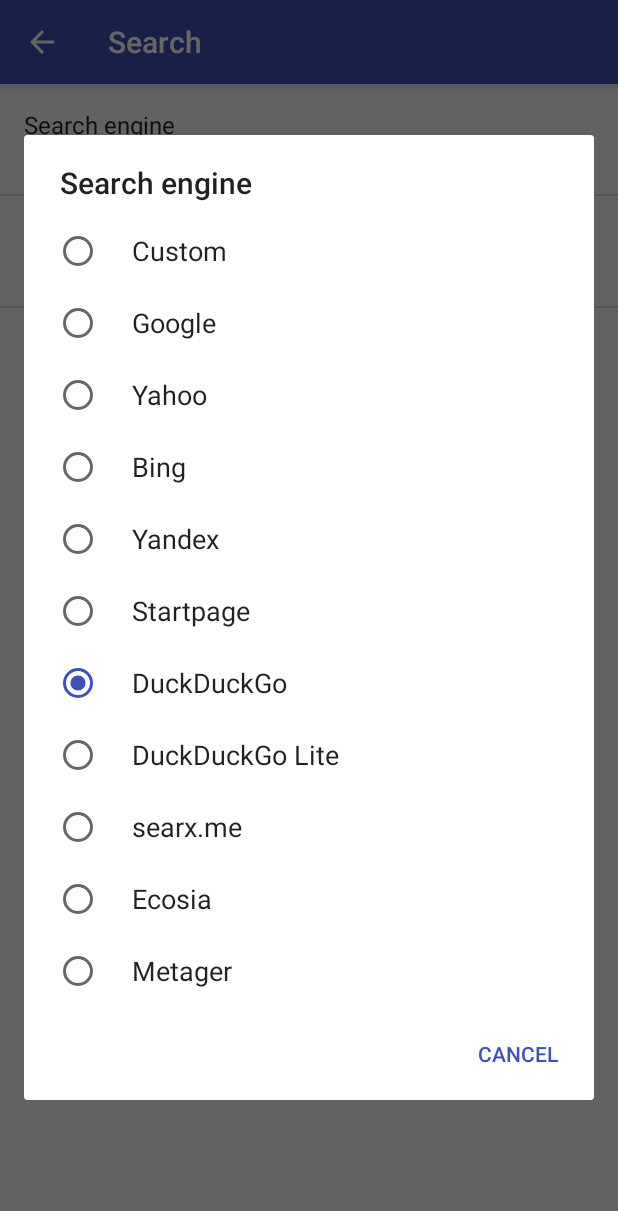
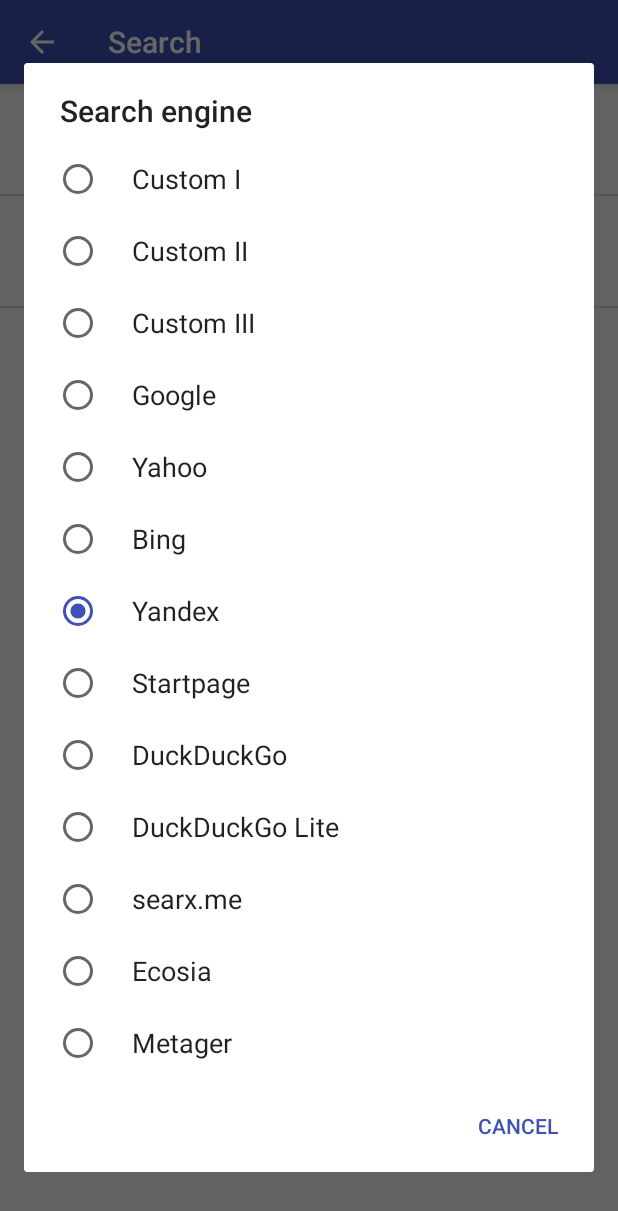
Before and after one commit to TobiasBielefeld/Simple-Search, an Android app: the Settings screen opened directly, with no data from a screen before it, after a tap on "Search engine", on a phone screen of 412 x 824 dp. Shown: the top 1211 px of the screen. Run offline under Robolectric (Android 15) with nearby library versions, the phone set to English and light mode, and no system bars; 1 other tap on this screen came first.

Commit message:
adding 2 more fields for custom search engines

```diff
--- a/app/src/main/java/de/tobiasbielefeld/searchbar/SharedData.java
+++ b/app/src/main/java/de/tobiasbielefeld/searchbar/SharedData.java
@@ -41,6 +41,7 @@ public class SharedData {
     public static String PREF_RECORD_ENTRY;
     public static String PREF_DARK_THEME;
     public static String PREF_SEARCH_URL;
+    public static String PREF_CUSTOM_SEARCH_URL;
     public static String PREF_ORIENTATION;
     public static String PREF_STATUS_BAR;
     public static String PREF_LANGUAGE;
@@ -68,6 +69,7 @@ public class SharedData {
             PREF_STATUS_BAR = res.getString(R.string.pref_key_hide_status_bar);
             PREF_LANGUAGE = res.getString(R.string.pref_key_language);
             PREF_DARK_THEME = res.getString(R.string.pref_key_dark_theme);
+            PREF_CUSTOM_SEARCH_URL = res.getString(R.string.pref_key_custom_search_url);
 
             int n = res.getInteger(R.integer.default_search_engine_v2);
             DEFAULT_SEARCH_URL = res.getStringArray(R.array.search_engine_uris)[n];
--- a/app/src/main/res/values/array.xml
+++ b/app/src/main/res/values/array.xml
@@ -1,7 +1,9 @@
 <?xml version="1.0" encoding="utf-8"?>
 <resources>
     <string-array name="pref_search_engine_titles">
-        <item>Custom</item>
+        <item>Custom I</item>
+        <item>Custom II</item>
+        <item>Custom III</item>
         <item>Google</item>
         <item>Yahoo</item>
         <item>Bing</item>
@@ -26,9 +28,13 @@
         <item>8</item>
         <item>9</item>
         <item>10</item>
+        <item>11</item>
+        <item>12</item>
     </string-array>
 
     <string-array formatted="false" name="search_engine_uris">
+        <item></item> <!-- custom search engine will be set up programmatically, so this entry can be empty-->
+        <item></item> <!-- custom search engine will be set up programmatically, so this entry can be empty-->
         <item></item> <!-- custom search engine will be set up programmatically, so this entry can be empty-->
         <item>https://www.google.com/search?q=%s</item>
         <item>https://search.yahoo.com/search?p=%s</item>
--- a/app/src/main/res/values/strings-non-translatable.xml
+++ b/app/src/main/res/values/strings-non-translatable.xml
@@ -5,11 +5,11 @@
 
     <string name="pref_key_search_engine" translatable="false">pref_key_search_engine</string>
     <string name="pref_key_enable_records" translatable="false">pref_key_enable_records</string>
-    <string name="pref_key_custom_search_engine" translatable="false">pref_key_custom_search_engine</string>
     <string name="pref_key_orientation" translatable="false">pref_key_orientation</string>
     <string name="pref_key_dark_theme" translatable="false">pref_key_dark_theme</string>
     <string name="pref_key_language" translatable="false">pref_key_language</string>
     <string name="pref_key_hide_status_bar" translatable="false">pref_key_hide_status_bar</string>
+    <string name="pref_key_custom_search_url" translatable="false">pref_key_custom_search_url</string>
 
     <string name="about_app_github_link" translatable="false"><a href="https://github.com/TobiasBielefeld/Simple-Search">GitHub</a></string>
     <string name="about_app_license_link" translatable="false"><a href="https://www.gnu.org/licenses/gpl.html">GPL 3.0+</a></string>
```
Also changed, not shown: app/src/main/java/de/tobiasbielefeld/searchbar/dialogs/PreferenceDialogSearchEngine.java (+27 -10 lines), 2 other files.
